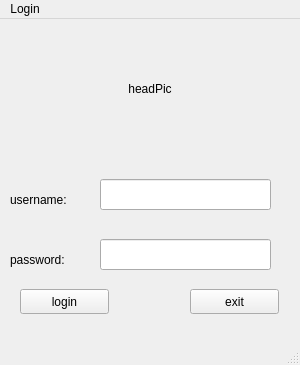
Above: sign_in.ui from benbenohye/TPA before the change. Below: the same form after it.
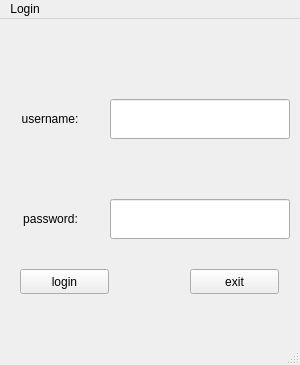
That is the form after the change. Icons and pictures are not drawn.

```diff
--- a/sign_in.ui
+++ b/sign_in.ui
@@ -14,65 +14,61 @@
    <string>MainWindow</string>
   </property>
   <widget class="QWidget" name="centralwidget">
-   <widget class="QLabel" name="headPicLabel">
-    <property name="geometry">
-     <rect>
-      <x>100</x>
-      <y>20</y>
-      <width>100</width>
-      <height>100</height>
-     </rect>
-    </property>
-    <property name="text">
-     <string>headPic</string>
-    </property>
-    <property name="alignment">
-     <set>Qt::AlignCenter</set>
-    </property>
-   </widget>
    <widget class="QLabel" name="userNameLabel">
     <property name="geometry">
      <rect>
       <x>10</x>
-      <y>170</y>
-      <width>81</width>
-      <height>21</height>
+      <y>80</y>
+      <width>80</width>
+      <height>40</height>
      </rect>
     </property>
+    <property name="styleSheet">
+     <string notr="true">border-image: url(:/new/prefix1/image/green.png);</string>
+    </property>
     <property name="text">
      <string>username:</string>
     </property>
+    <property name="alignment">
+     <set>Qt::AlignCenter</set>
+    </property>
    </widget>
    <widget class="QLabel" name="passwordLabel">
     <property name="geometry">
      <rect>
       <x>10</x>
-      <y>230</y>
+      <y>180</y>
       <width>81</width>
-      <height>21</height>
+      <height>40</height>
      </rect>
     </property>
+    <property name="styleSheet">
+     <string notr="true">border-image: url(:/new/prefix1/image/green.png);</string>
+    </property>
     <property name="text">
      <string>password:</string>
     </property>
+    <property name="alignment">
+     <set>Qt::AlignCenter</set>
+    </property>
    </widget>
    <widget class="QLineEdit" name="userNameEdit">
     <property name="geometry">
      <rect>
-      <x>100</x>
-      <y>160</y>
-      <width>171</width>
-      <height>31</height>
+      <x>110</x>
+      <y>80</y>
+      <width>180</width>
+      <height>40</height>
      </rect>
     </property>
    </widget>
    <widget class="QLineEdit" name="passwordEdit">
     <property name="geometry">
      <rect>
-      <x>100</x>
-      <y>220</y>
-      <width>171</width>
-      <height>31</height>
+      <x>110</x>
+      <y>180</y>
+      <width>180</width>
+      <height>40</height>
      </rect>
     </property>
    </widget>
@@ -80,11 +76,14 @@
     <property name="geometry">
      <rect>
       <x>20</x>
-      <y>270</y>
+      <y>250</y>
       <width>89</width>
       <height>25</height>
      </rect>
     </property>
+    <property name="styleSheet">
+     <string notr="true">border-image: url(:/new/prefix1/image/blue.png);</string>
+    </property>
     <property name="text">
      <string>login</string>
     </property>
@@ -93,11 +92,14 @@
     <property name="geometry">
      <rect>
       <x>190</x>
-      <y>270</y>
+      <y>250</y>
       <width>89</width>
       <height>25</height>
      </rect>
     </property>
+    <property name="styleSheet">
+     <string notr="true">border-image: url(:/new/prefix1/image/blue.png);</string>
+    </property>
     <property name="text">
      <string>exit</string>
     </property>
```
